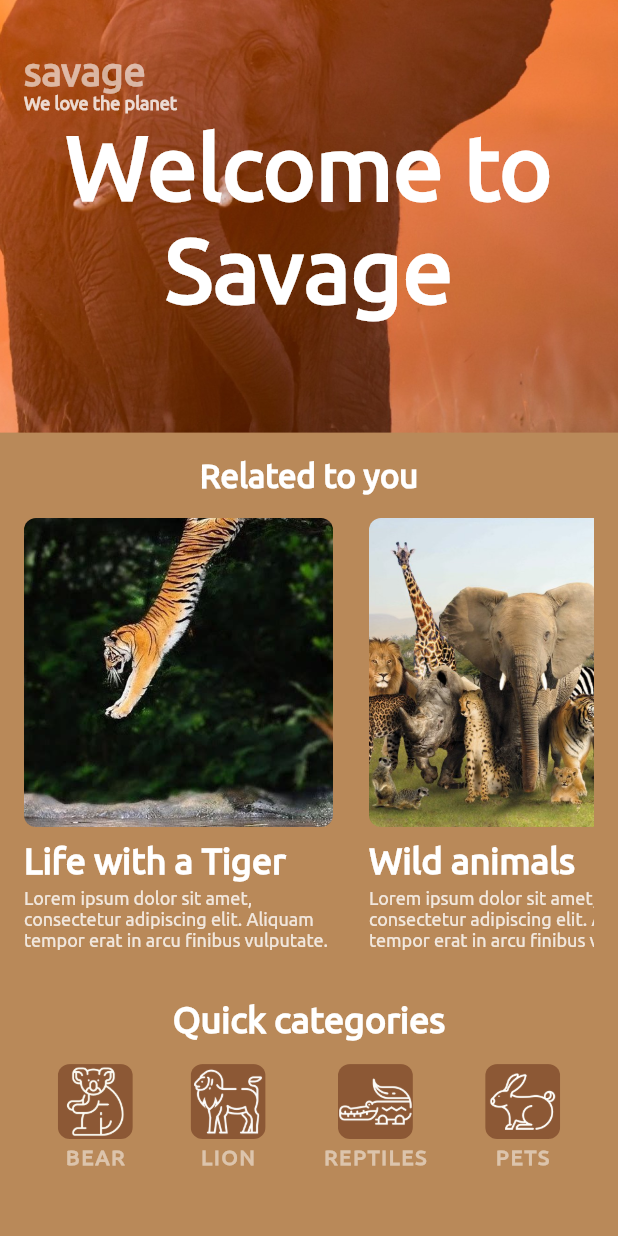
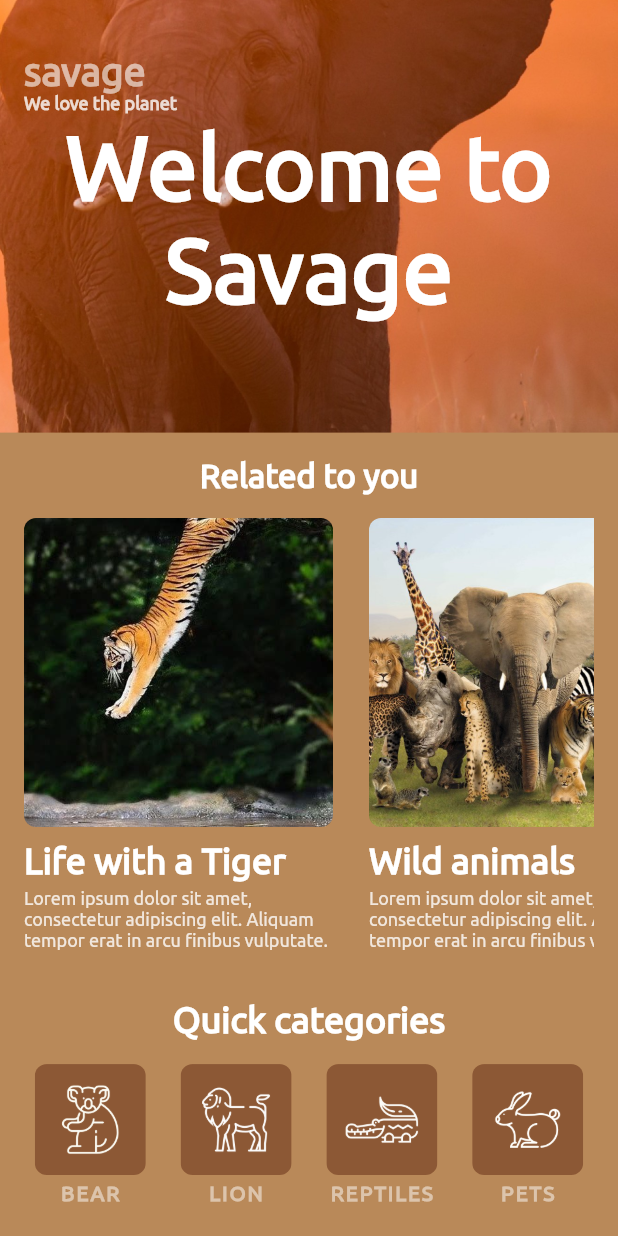
Before and after one commit to dagonco/flutter_savage_workshop, a Flutter app: the DashboardScreen screen opened directly, on a phone screen of 412 x 824 dp. Run offline on Flutter 3.47's test engine with Material 2 defaults, Android fonts, the phone set to English and light mode, and no system bars.

Commit message:
Set padding to give air between the image and the container

```diff
--- a/lib/screens/dashboard/quick_categories_item.dart
+++ b/lib/screens/dashboard/quick_categories_item.dart
@@ -15,6 +15,7 @@ class ItemQuickCategories extends StatelessWidget {
         ClipRRect(
           borderRadius: BorderRadius.circular(8),
           child: Container(
+            padding: EdgeInsets.all(12),
             color: Color(ColorPallete.itemQuickCategoriesColor),
             child: Image.asset(
               image,
```
